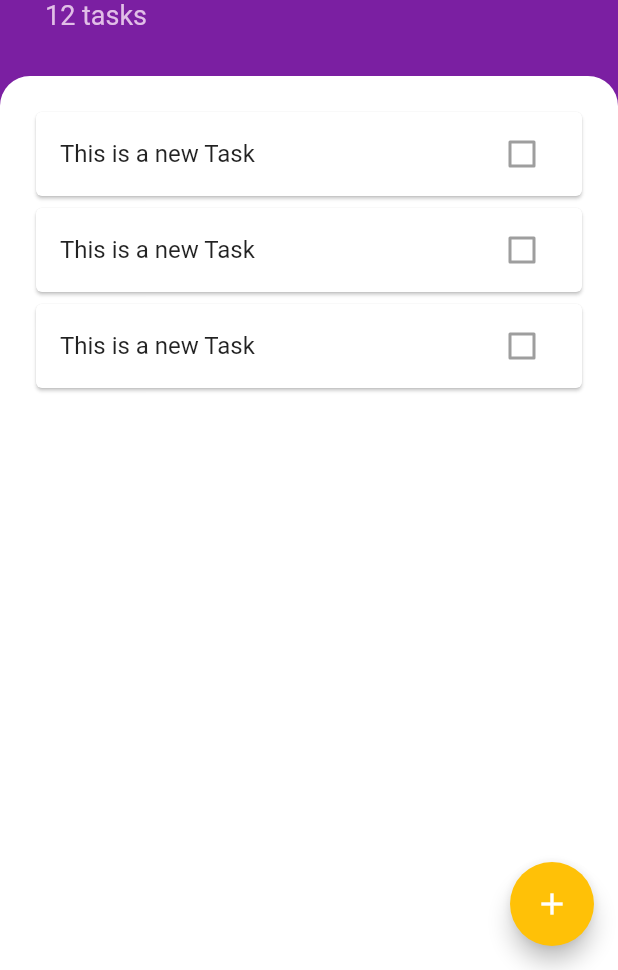
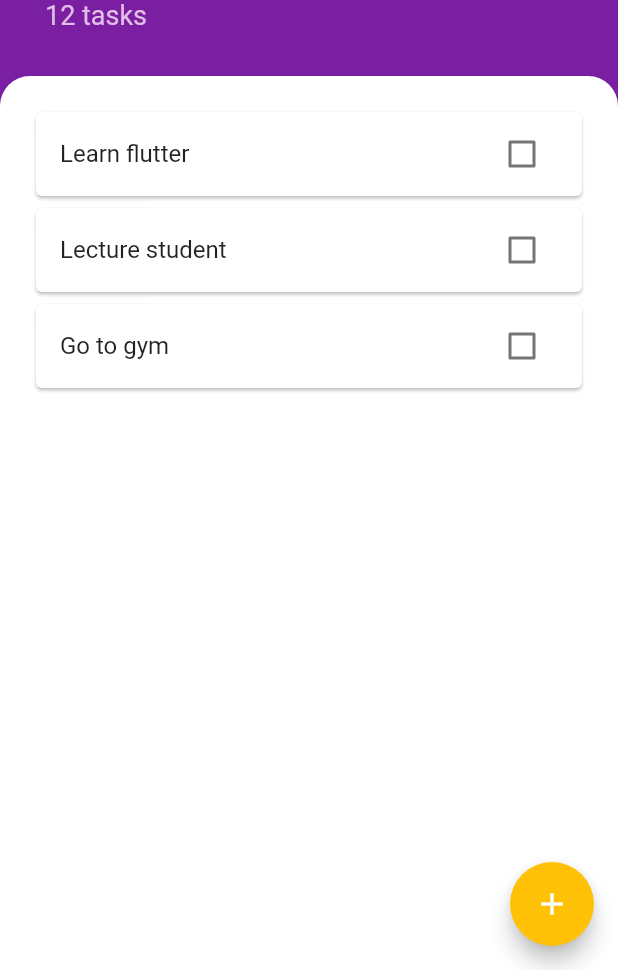
Before and after one commit to charlesreign/mytask, a Flutter app: the screen it shows after launch, on a phone screen of 412 x 824 dp, the part 266-1236 px from its top. Run offline on Flutter 3.47's test engine with Material 2 defaults, Android fonts, the phone set to English and light mode, and no system bars.

Commit message:
refactored the code base into imple annd smaller unit. created a task class to make it easier to add task to list

```diff
--- /dev/null
+++ b/lib/models/task.dart
@@ -0,0 +1,9 @@
+class Task {
+  String name;
+  bool isDone;
+  Task({this.name, this.isDone = false});
+
+  void toggleDone(){
+    isDone = !isDone;
+  }
+}
--- a/lib/screens/add_task_screen.dart
+++ b/lib/screens/add_task_screen.dart
@@ -8,7 +8,7 @@ class AddTaskScreen extends StatelessWidget {
     return Container(
       color: Color(0xff757575),
       child: Container(
-        padding: EdgeInsets.all(30.0),
+        padding: EdgeInsets.all(10.0),
         decoration: BoxDecoration(
           color: Colors.white,
           borderRadius: BorderRadius.only(
@@ -32,15 +32,17 @@ class AddTaskScreen extends StatelessWidget {
               textAlign: TextAlign.center,
             ),
             SizedBox(
-              height: 20.0,
+              height: 7.0,
             ),
-            ElevatedButton(
+            Flexible(
+              child: ElevatedButton(
                 onPressed: () {
                   //TODO: Add functionality
                 },
                 child: Text('Add'),
                 style: ElevatedButton.styleFrom(
                   padding: EdgeInsets.all(20.0)
+                ),
               ),
             )
           ],
--- a/lib/widgets/tasks_list.dart
+++ b/lib/widgets/tasks_list.dart
@@ -1,16 +1,44 @@
 import 'package:flutter/material.dart';
+import 'package:mytask/models/task.dart';
 import 'tasks_tile_card.dart';
 
-class TasksList extends StatelessWidget {
+class TasksList extends StatefulWidget {
+  @override
+  _TasksListState createState() => _TasksListState();
+}
+
+class _TasksListState extends State<TasksList> {
+  List<Task> tasks = [
+    Task(name: 'Learn flutter'),
+    Task(name: 'Lecture student'),
+    Task(name: 'Go to gym'),
+  ];
+
   @override
   Widget build(BuildContext context) {
-    return ListView(
+    return ListView.builder(
       padding: EdgeInsets.symmetric(vertical: 20.0),
-      children: [
-        ListsTileCard(),
-        ListsTileCard(),
-        ListsTileCard(),
-      ],
+      itemBuilder: (context, index) {
+        return ListsTileCard(
+            listTitle: tasks[index].name,
+            isChecked: tasks[index].isDone,
+            checkBoxCallBack: (checkboxState) {
+              setState(() {
+                tasks[index].toggleDone();
+              });
+            });
+      },
+      itemCount: tasks.length,
     );
   }
 }
+
+
+// (
+//       padding: EdgeInsets.symmetric(vertical: 20.0),
+//       children: [
+//         ListsTileCard(),
+//         ListsTileCard(),
+//         ListsTileCard(),
+//       ],
+//     );
--- a/lib/widgets/tasks_tile_card.dart
+++ b/lib/widgets/tasks_tile_card.dart
@@ -1,16 +1,50 @@
 import 'package:flutter/material.dart';
 
 class ListsTileCard extends StatelessWidget {
+  final bool isChecked;
+  final String listTitle;
+  final Function checkBoxCallBack;
+
+  ListsTileCard({this.listTitle, this.isChecked, this.checkBoxCallBack});
+
   @override
   Widget build(BuildContext context) {
     return Card(
       child: ListTile(
-        title: Text('This is a new Task'),
+        title: Text(
+          listTitle,
+          style: TextStyle(
+            decoration: isChecked ? TextDecoration.lineThrough : null,
+          ),
+        ),
         trailing: Checkbox(
-          value: false,
-          onChanged: null,
+          activeColor: Color(0xFF9C27B0),
+          value: isChecked,
+          onChanged: checkBoxCallBack,
         ),
       ),
     );
   }
 }
+
+// TaskCheckBox(isChecked, (bool checkboxState) {
+//           setState(() {
+//             isChecked = checkboxState;
+//           });
+//         }),
+
+// class TaskCheckBox extends StatelessWidget {
+//   final bool checkboxState;
+//   final Function toggleCheckBoxState;
+
+//   TaskCheckBox(this.checkboxState, this.toggleCheckBoxState);
+
+//   @override
+//   Widget build(BuildContext context) {
+//     return Checkbox(
+//       activeColor: Color(0xFF9C27B0),
+//       value: checkboxState,
+//       onChanged: toggleCheckBoxState,
+//     );
+//   }
+// }
```
Lines whose indentation alone changed are shown as unchanged.
